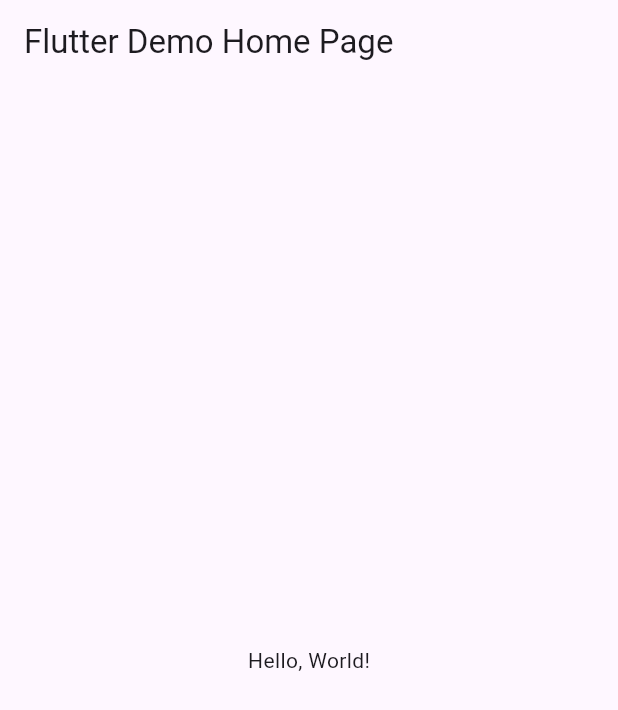
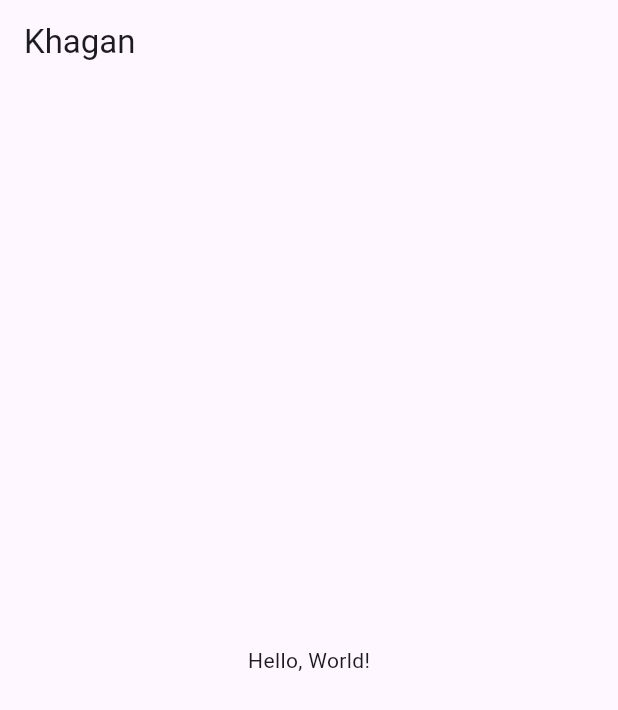
Before and after one commit to isoqovjorabek2/Khagan_mobile_app, a Flutter app: the screen it shows after launch, on a phone screen of 412 x 824 dp. Shown: the top 710 px of the screen. Run offline on Flutter 3.47's test engine with Material 3 defaults, Android fonts, the phone set to English and light mode, and no system bars.

Commit message:
home page added

```diff
--- a/lib/main.dart
+++ b/lib/main.dart
@@ -1,43 +1,20 @@
 import 'package:flutter/material.dart';
+import 'pages/home_page.dart';
 
-void main() => runApp(MyApp());
+void main() => runApp(const MyApp());
 
 class MyApp extends StatelessWidget {
   const MyApp({super.key});
+
   // This widget is the root of your application.
   @override
   Widget build(BuildContext context) {
     return MaterialApp(
-      // Application name
-      title: 'Flutter Hello World',
-      // Application theme data, you can set the colors for the application as
-      // you want
+      title: 'Khagan App',
       theme: ThemeData(
-        // useMaterial3: false,
         primarySwatch: Colors.red,
       ),
-      // A widget which will be started on application startup
-      home: MyHomePage(title: 'Flutter Demo Home Page'),
+      home: const home_page(title: "Khagan"),
     );
   }
 }
-
-class MyHomePage extends StatelessWidget {
-  final String title;
-  const MyHomePage({super.key, required this.title});
-
-  @override
-  Widget build(BuildContext context) {
-    return Scaffold(
-      appBar: AppBar(
-        // The title text which will be shown on the action bar
-        title: Text(title),
-      ),
-      body: Center(
-        child: Text(
-          'Hello, World!',
-        ),
-      ),
-    );
-  }
-}
--- /dev/null
+++ b/lib/pages/cart.dart
@@ -0,0 +1,5 @@
+import 'package:flutter/material.dart';
+
+class cart {
+  // to do
+}
--- /dev/null
+++ b/lib/pages/home_page.dart
@@ -0,0 +1,27 @@
+import 'package:flutter/material.dart';
+
+class home_page extends StatefulWidget {
+  //to do
+  final String title;
+  const home_page({super.key, required this.title});
+
+  @override
+  State<home_page> createState() => _home_page();
+}
+
+class _home_page extends State<home_page> {
+  @override
+  Widget build(BuildContext context) {
+    return Scaffold(
+      appBar: AppBar(
+        // The title text which will be shown on the action bar
+        title: Text(widget.title),
+      ),
+      body: Center(
+        child: Text(
+          'Hello, World!',
+        ),
+      ),
+    );
+  }
+}
--- /dev/null
+++ b/lib/pages/login.dart
@@ -0,0 +1,5 @@
+import 'package:flutter/material.dart';
+
+class login {
+  //todo
+}
--- /dev/null
+++ b/lib/pages/payment_checkout.dart
@@ -0,0 +1,5 @@
+import 'package:flutter/material.dart';
+
+class payment_checkout {
+  //todo
+}
--- /dev/null
+++ b/lib/pages/profile.dart
@@ -0,0 +1,5 @@
+import 'package:flutter/material.dart';
+
+class profile {
+  //todo
+}
```
